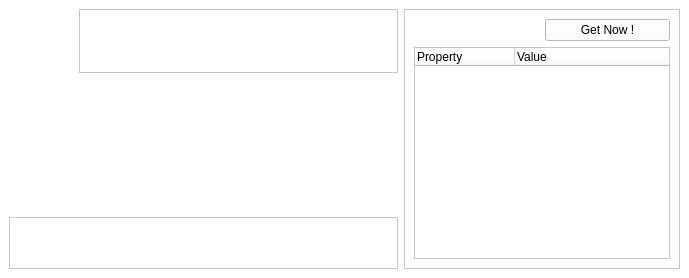
Above: rezals/detail/rzxitem.ui from Fruneau/qRezix before the change. Below: the same form after it.
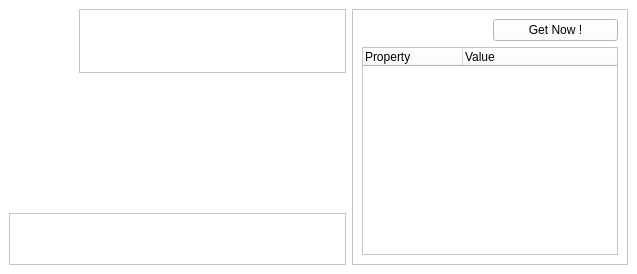
That is the form after the change.

Commit message: Ajout d'une icÃŽne imprimante au dÃ©tail... (si il manque des infos, c'est plus vraiment detail :p)

Diff of the .ui file:
```diff
--- a/rezals/detail/rzxitem.ui
+++ b/rezals/detail/rzxitem.ui
@@ -8,8 +8,8 @@
    <rect>
     <x>0</x>
     <y>0</y>
-    <width>689</width>
-    <height>278</height>
+    <width>637</width>
+    <height>274</height>
    </rect>
   </property>
   <property name="sizePolicy" >
@@ -307,6 +307,493 @@
    <property name="spacing" >
     <number>6</number>
    </property>
+   <item row="3" column="0" >
+    <spacer>
+     <property name="orientation" >
+      <enum>Qt::Vertical</enum>
+     </property>
+     <property name="sizeHint" >
+      <size>
+       <width>20</width>
+       <height>16</height>
+      </size>
+     </property>
+    </spacer>
+   </item>
+   <item row="1" column="0" >
+    <spacer>
+     <property name="orientation" >
+      <enum>Qt::Vertical</enum>
+     </property>
+     <property name="sizeHint" >
+      <size>
+       <width>20</width>
+       <height>16</height>
+      </size>
+     </property>
+    </spacer>
+   </item>
+   <item row="2" column="0" >
+    <layout class="QGridLayout" >
+     <property name="margin" >
+      <number>0</number>
+     </property>
+     <property name="spacing" >
+      <number>6</number>
+     </property>
+     <item rowspan="3" row="0" column="0" >
+      <layout class="QVBoxLayout" >
+       <property name="margin" >
+        <number>0</number>
+       </property>
+       <property name="spacing" >
+        <number>6</number>
+       </property>
+       <item>
+        <widget class="QLabel" name="lblHttp" >
+         <property name="sizePolicy" >
+          <sizepolicy>
+           <hsizetype>0</hsizetype>
+           <vsizetype>0</vsizetype>
+           <horstretch>0</horstretch>
+           <verstretch>0</verstretch>
+          </sizepolicy>
+         </property>
+         <property name="minimumSize" >
+          <size>
+           <width>32</width>
+           <height>32</height>
+          </size>
+         </property>
+         <property name="maximumSize" >
+          <size>
+           <width>32</width>
+           <height>32</height>
+          </size>
+         </property>
+         <property name="text" >
+          <string/>
+         </property>
+        </widget>
+       </item>
+       <item>
+        <widget class="QLabel" name="lblNews" >
+         <property name="sizePolicy" >
+          <sizepolicy>
+           <hsizetype>0</hsizetype>
+           <vsizetype>0</vsizetype>
+           <horstretch>0</horstretch>
+           <verstretch>0</verstretch>
+          </sizepolicy>
+         </property>
+         <property name="minimumSize" >
+          <size>
+           <width>32</width>
+           <height>32</height>
+          </size>
+         </property>
+         <property name="maximumSize" >
+          <size>
+           <width>32</width>
+           <height>32</height>
+          </size>
+         </property>
+         <property name="text" >
+          <string/>
+         </property>
+        </widget>
+       </item>
+       <item>
+        <widget class="QLabel" name="lblPrinter" >
+         <property name="sizePolicy" >
+          <sizepolicy>
+           <hsizetype>0</hsizetype>
+           <vsizetype>0</vsizetype>
+           <horstretch>0</horstretch>
+           <verstretch>0</verstretch>
+          </sizepolicy>
+         </property>
+         <property name="minimumSize" >
+          <size>
+           <width>32</width>
+           <height>32</height>
+          </size>
+         </property>
+         <property name="maximumSize" >
+          <size>
+           <width>32</width>
+           <height>32</height>
+          </size>
+         </property>
+         <property name="text" >
+          <string/>
+         </property>
+        </widget>
+       </item>
+      </layout>
+     </item>
+     <item row="1" column="1" >
+      <layout class="QVBoxLayout" >
+       <property name="margin" >
+        <number>0</number>
+       </property>
+       <property name="spacing" >
+        <number>6</number>
+       </property>
+       <item>
+        <widget class="QLabel" name="lblFtp" >
+         <property name="sizePolicy" >
+          <sizepolicy>
+           <hsizetype>0</hsizetype>
+           <vsizetype>0</vsizetype>
+           <horstretch>0</horstretch>
+           <verstretch>0</verstretch>
+          </sizepolicy>
+         </property>
+         <property name="minimumSize" >
+          <size>
+           <width>32</width>
+           <height>32</height>
+          </size>
+         </property>
+         <property name="maximumSize" >
+          <size>
+           <width>32</width>
+           <height>32</height>
+          </size>
+         </property>
+         <property name="text" >
+          <string/>
+         </property>
+        </widget>
+       </item>
+       <item>
+        <widget class="QLabel" name="lblSamba" >
+         <property name="sizePolicy" >
+          <sizepolicy>
+           <hsizetype>0</hsizetype>
+           <vsizetype>0</vsizetype>
+           <horstretch>0</horstretch>
+           <verstretch>0</verstretch>
+          </sizepolicy>
+         </property>
+         <property name="minimumSize" >
+          <size>
+           <width>32</width>
+           <height>32</height>
+          </size>
+         </property>
+         <property name="maximumSize" >
+          <size>
+           <width>32</width>
+           <height>32</height>
+          </size>
+         </property>
+         <property name="text" >
+          <string/>
+         </property>
+        </widget>
+       </item>
+      </layout>
+     </item>
+     <item row="2" column="1" >
+      <spacer>
+       <property name="orientation" >
+        <enum>Qt::Vertical</enum>
+       </property>
+       <property name="sizeHint" >
+        <size>
+         <width>20</width>
+         <height>16</height>
+        </size>
+       </property>
+      </spacer>
+     </item>
+     <item row="0" column="1" >
+      <spacer>
+       <property name="orientation" >
+        <enum>Qt::Vertical</enum>
+       </property>
+       <property name="sizeHint" >
+        <size>
+         <width>20</width>
+         <height>16</height>
+        </size>
+       </property>
+      </spacer>
+     </item>
+    </layout>
+   </item>
+   <item rowspan="3" row="1" column="1" >
+    <widget class="QLabel" name="lblComment" >
+     <property name="sizePolicy" >
+      <sizepolicy>
+       <hsizetype>7</hsizetype>
+       <vsizetype>7</vsizetype>
+       <horstretch>0</horstretch>
+       <verstretch>0</verstretch>
+      </sizepolicy>
+     </property>
+     <property name="minimumSize" >
+      <size>
+       <width>0</width>
+       <height>64</height>
+      </size>
+     </property>
+     <property name="text" >
+      <string/>
+     </property>
+     <property name="textFormat" >
+      <enum>Qt::PlainText</enum>
+     </property>
+     <property name="wordWrap" >
+      <bool>true</bool>
+     </property>
+    </widget>
+   </item>
+   <item rowspan="5" row="0" column="2" >
+    <widget class="QFrame" name="frmProp" >
+     <property name="sizePolicy" >
+      <sizepolicy>
+       <hsizetype>5</hsizetype>
+       <vsizetype>7</vsizetype>
+       <horstretch>0</horstretch>
+       <verstretch>0</verstretch>
+      </sizepolicy>
+     </property>
+     <property name="frameShape" >
+      <enum>QFrame::StyledPanel</enum>
+     </property>
+     <property name="frameShadow" >
+      <enum>QFrame::Raised</enum>
+     </property>
+     <layout class="QGridLayout" >
+      <property name="margin" >
+       <number>9</number>
+      </property>
+      <property name="spacing" >
+       <number>6</number>
+      </property>
+      <item row="1" column="0" colspan="2" >
+       <widget class="QTreeWidget" name="propsView" >
+        <property name="sizePolicy" >
+         <sizepolicy>
+          <hsizetype>7</hsizetype>
+          <vsizetype>7</vsizetype>
+          <horstretch>0</horstretch>
+          <verstretch>0</verstretch>
+         </sizepolicy>
+        </property>
+        <property name="minimumSize" >
+         <size>
+          <width>0</width>
+          <height>128</height>
+         </size>
+        </property>
+        <property name="maximumSize" >
+         <size>
+          <width>300</width>
+          <height>16777215</height>
+         </size>
+        </property>
+        <property name="baseSize" >
+         <size>
+          <width>300</width>
+          <height>128</height>
+         </size>
+        </property>
+        <property name="alternatingRowColors" >
+         <bool>true</bool>
+        </property>
+        <property name="rootIsDecorated" >
+         <bool>false</bool>
+        </property>
+        <property name="uniformRowHeights" >
+         <bool>true</bool>
+        </property>
+        <property name="itemsExpandable" >
+         <bool>false</bool>
+        </property>
+        <property name="columnCount" >
+         <number>2</number>
+        </property>
+        <column>
+         <property name="text" >
+          <string>Property</string>
+         </property>
+        </column>
+        <column>
+         <property name="text" >
+          <string>Value</string>
+         </property>
+        </column>
+       </widget>
+      </item>
+      <item row="0" column="1" >
+       <widget class="QPushButton" name="btnProperties" >
+        <property name="text" >
+         <string>Get Now !</string>
+        </property>
+       </widget>
+      </item>
+      <item row="0" column="0" >
+       <widget class="QLabel" name="lblDate" >
+        <property name="text" >
+         <string/>
+        </property>
+        <property name="buddy" >
+         <cstring>btnProperties</cstring>
+        </property>
+       </widget>
+      </item>
+     </layout>
+    </widget>
+   </item>
+   <item row="4" column="0" colspan="2" >
+    <widget class="QFrame" name="frmDetails" >
+     <property name="sizePolicy" >
+      <sizepolicy>
+       <hsizetype>5</hsizetype>
+       <vsizetype>0</vsizetype>
+       <horstretch>0</horstretch>
+       <verstretch>0</verstretch>
+      </sizepolicy>
+     </property>
+     <property name="frameShape" >
+      <enum>QFrame::StyledPanel</enum>
+     </property>
+     <property name="frameShadow" >
+      <enum>QFrame::Raised</enum>
+     </property>
+     <layout class="QHBoxLayout" >
+      <property name="margin" >
+       <number>8</number>
+      </property>
+      <property name="spacing" >
+       <number>6</number>
+      </property>
+      <item>
+       <widget class="QLabel" name="lblStateIcon" >
+        <property name="sizePolicy" >
+         <sizepolicy>
+          <hsizetype>0</hsizetype>
+          <vsizetype>0</vsizetype>
+          <horstretch>0</horstretch>
+          <verstretch>0</verstretch>
+         </sizepolicy>
+        </property>
+        <property name="minimumSize" >
+         <size>
+          <width>32</width>
+          <height>32</height>
+         </size>
+        </property>
+        <property name="maximumSize" >
+         <size>
+          <width>32</width>
+          <height>32</height>
+         </size>
+        </property>
+        <property name="text" >
+         <string/>
+        </property>
+       </widget>
+      </item>
+      <item>
+       <widget class="QLabel" name="lblState" >
+        <property name="text" >
+         <string/>
+        </property>
+       </widget>
+      </item>
+      <item>
+       <widget class="QLabel" name="lblOS" >
+        <property name="sizePolicy" >
+         <sizepolicy>
+          <hsizetype>0</hsizetype>
+          <vsizetype>0</vsizetype>
+          <horstretch>0</horstretch>
+          <verstretch>0</verstretch>
+         </sizepolicy>
+        </property>
+        <property name="minimumSize" >
+         <size>
+          <width>32</width>
+          <height>32</height>
+         </size>
+        </property>
+        <property name="maximumSize" >
+         <size>
+          <width>32</width>
+          <height>32</height>
+         </size>
+        </property>
+        <property name="text" >
+         <string/>
+        </property>
+       </widget>
+      </item>
+      <item>
+       <widget class="QLabel" name="lblClient" >
+        <property name="text" >
+         <string/>
+        </property>
+       </widget>
+      </item>
+      <item>
+       <widget class="QLabel" name="lblPromo" >
+        <property name="sizePolicy" >
+         <sizepolicy>
+          <hsizetype>0</hsizetype>
+          <vsizetype>0</vsizetype>
+          <horstretch>0</horstretch>
+          <verstretch>0</verstretch>
+         </sizepolicy>
+        </property>
+        <property name="minimumSize" >
+         <size>
+          <width>32</width>
+          <height>32</height>
+         </size>
+        </property>
+        <property name="maximumSize" >
+         <size>
+          <width>32</width>
+          <height>32</height>
+         </size>
+        </property>
+        <property name="text" >
+         <string/>
+        </property>
+       </widget>
+      </item>
+      <item>
+       <layout class="QVBoxLayout" >
+        <property name="margin" >
+         <number>0</number>
+        </property>
+        <property name="spacing" >
+         <number>6</number>
+        </property>
+        <item>
+         <widget class="QLabel" name="lblRezal" >
+          <property name="text" >
+           <string/>
+          </property>
+         </widget>
+        </item>
+        <item>
+         <widget class="QLabel" name="lblIP" >
+          <property name="text" >
+           <string/>
+          </property>
+         </widget>
+        </item>
+       </layout>
+      </item>
+     </layout>
+    </widget>
+   </item>
    <item row="0" column="0" colspan="2" >
     <layout class="QHBoxLayout" >
      <property name="margin" >
@@ -407,420 +894,6 @@
      </item>
     </layout>
    </item>
-   <item row="4" column="0" colspan="2" >
-    <widget class="QFrame" name="frmDetails" >
-     <property name="sizePolicy" >
-      <sizepolicy>
-       <hsizetype>5</hsizetype>
-       <vsizetype>0</vsizetype>
-       <horstretch>0</horstretch>
-       <verstretch>0</verstretch>
-      </sizepolicy>
-     </property>
-     <property name="frameShape" >
-      <enum>QFrame::StyledPanel</enum>
-     </property>
-     <property name="frameShadow" >
-      <enum>QFrame::Raised</enum>
-     </property>
-     <layout class="QHBoxLayout" >
-      <property name="margin" >
-       <number>8</number>
-      </property>
-      <property name="spacing" >
-       <number>6</number>
-      </property>
-      <item>
-       <widget class="QLabel" name="lblStateIcon" >
-        <property name="sizePolicy" >
-         <sizepolicy>
-          <hsizetype>0</hsizetype>
-          <vsizetype>0</vsizetype>
-          <horstretch>0</horstretch>
-          <verstretch>0</verstretch>
-         </sizepolicy>
-        </property>
-        <property name="minimumSize" >
-         <size>
-          <width>32</width>
-          <height>32</height>
-         </size>
-        </property>
-        <property name="maximumSize" >
-         <size>
-          <width>32</width>
-          <height>32</height>
-         </size>
-        </property>
-        <property name="text" >
-         <string/>
-        </property>
-       </widget>
-      </item>
-      <item>
-       <widget class="QLabel" name="lblState" >
-        <property name="text" >
-         <string/>
-        </property>
-       </widget>
-      </item>
-      <item>
-       <widget class="QLabel" name="lblOS" >
-        <property name="sizePolicy" >
-         <sizepolicy>
-          <hsizetype>0</hsizetype>
-          <vsizetype>0</vsizetype>
-          <horstretch>0</horstretch>
-          <verstretch>0</verstretch>
-         </sizepolicy>
-        </property>
-        <property name="minimumSize" >
-         <size>
-          <width>32</width>
-          <height>32</height>
-         </size>
-        </property>
-        <property name="maximumSize" >
-         <size>
-          <width>32</width>
-          <height>32</height>
-         </size>
-        </property>
-        <property name="text" >
-         <string/>
-        </property>
-       </widget>
-      </item>
-      <item>
-       <widget class="QLabel" name="lblClient" >
-        <property name="text" >
-         <string/>
-        </property>
-       </widget>
-      </item>
-      <item>
-       <widget class="QLabel" name="lblPromo" >
-        <property name="sizePolicy" >
-         <sizepolicy>
-          <hsizetype>0</hsizetype>
-          <vsizetype>0</vsizetype>
-          <horstretch>0</horstretch>
-          <verstretch>0</verstretch>
-         </sizepolicy>
-        </property>
-        <property name="minimumSize" >
-         <size>
-          <width>32</width>
-          <height>32</height>
-         </size>
-        </property>
-        <property name="maximumSize" >
-         <size>
-          <width>32</width>
-          <height>32</height>
-         </size>
-        </property>
-        <property name="text" >
-         <string/>
-        </property>
-       </widget>
-      </item>
-      <item>
-       <layout class="QVBoxLayout" >
-        <property name="margin" >
-         <number>0</number>
-        </property>
-        <property name="spacing" >
-         <number>6</number>
-        </property>
-        <item>
-         <widget class="QLabel" name="lblRezal" >
-          <property name="text" >
-           <string/>
-          </property>
-         </widget>
-        </item>
-        <item>
-         <widget class="QLabel" name="lblIP" >
-          <property name="text" >
-           <string/>
-          </property>
-         </widget>
-        </item>
-       </layout>
-      </item>
-     </layout>
-    </widget>
-   </item>
-   <item rowspan="5" row="0" column="2" >
-    <widget class="QFrame" name="frmProp" >
-     <property name="sizePolicy" >
-      <sizepolicy>
-       <hsizetype>5</hsizetype>
-       <vsizetype>7</vsizetype>
-       <horstretch>0</horstretch>
-       <verstretch>0</verstretch>
-      </sizepolicy>
-     </property>
-     <property name="frameShape" >
-      <enum>QFrame::StyledPanel</enum>
-     </property>
-     <property name="frameShadow" >
-      <enum>QFrame::Raised</enum>
-     </property>
-     <layout class="QGridLayout" >
-      <property name="margin" >
-       <number>9</number>
-      </property>
-      <property name="spacing" >
-       <number>6</number>
-      </property>
-      <item row="1" column="0" colspan="2" >
-       <widget class="QTreeWidget" name="propsView" >
-        <property name="sizePolicy" >
-         <sizepolicy>
-          <hsizetype>7</hsizetype>
-          <vsizetype>7</vsizetype>
-          <horstretch>0</horstretch>
-          <verstretch>0</verstretch>
-         </sizepolicy>
-        </property>
-        <property name="minimumSize" >
-         <size>
-          <width>0</width>
-          <height>128</height>
-         </size>
-        </property>
-        <property name="maximumSize" >
-         <size>
-          <width>300</width>
-          <height>16777215</height>
-         </size>
-        </property>
-        <property name="baseSize" >
-         <size>
-          <width>300</width>
-          <height>128</height>
-         </size>
-        </property>
-        <property name="alternatingRowColors" >
-         <bool>true</bool>
-        </property>
-        <property name="rootIsDecorated" >
-         <bool>false</bool>
-        </property>
-        <property name="uniformRowHeights" >
-         <bool>true</bool>
-        </property>
-        <property name="itemsExpandable" >
-         <bool>false</bool>
-        </property>
-        <property name="columnCount" >
-         <number>2</number>
-        </property>
-        <column>
-         <property name="text" >
-          <string>Property</string>
-         </property>
-        </column>
-        <column>
-         <property name="text" >
-          <string>Value</string>
-         </property>
-        </column>
-       </widget>
-      </item>
-      <item row="0" column="1" >
-       <widget class="QPushButton" name="btnProperties" >
-        <property name="text" >
-         <string>Get Now !</string>
-        </property>
-       </widget>
-      </item>
-      <item row="0" column="0" >
-       <widget class="QLabel" name="lblDate" >
-        <property name="text" >
-         <string/>
-        </property>
-        <property name="buddy" >
-         <cstring>btnProperties</cstring>
-        </property>
-       </widget>
-      </item>
-     </layout>
-    </widget>
-   </item>
-   <item rowspan="3" row="1" column="1" >
-    <widget class="QLabel" name="lblComment" >
-     <property name="sizePolicy" >
-      <sizepolicy>
-       <hsizetype>7</hsizetype>
-       <vsizetype>7</vsizetype>
-       <horstretch>0</horstretch>
-       <verstretch>0</verstretch>
-      </sizepolicy>
-     </property>
-     <property name="minimumSize" >
-      <size>
-       <width>0</width>
-       <height>64</height>
-      </size>
-     </property>
-     <property name="text" >
-      <string/>
-     </property>
-     <property name="textFormat" >
-      <enum>Qt::PlainText</enum>
-     </property>
-     <property name="wordWrap" >
-      <bool>true</bool>
-     </property>
-    </widget>
-   </item>
-   <item row="1" column="0" >
-    <spacer>
-     <property name="orientation" >
-      <enum>Qt::Vertical</enum>
-     </property>
-     <property name="sizeHint" >
-      <size>
-       <width>20</width>
-       <height>16</height>
-      </size>
-     </property>
-    </spacer>
-   </item>
-   <item row="2" column="0" >
-    <layout class="QGridLayout" >
-     <property name="margin" >
-      <number>0</number>
-     </property>
-     <property name="spacing" >
-      <number>6</number>
-     </property>
-     <item row="0" column="1" >
-      <widget class="QLabel" name="lblFtp" >
-       <property name="sizePolicy" >
-        <sizepolicy>
-         <hsizetype>0</hsizetype>
-         <vsizetype>0</vsizetype>
-         <horstretch>0</horstretch>
-         <verstretch>0</verstretch>
-        </sizepolicy>
-       </property>
-       <property name="minimumSize" >
-        <size>
-         <width>32</width>
-         <height>32</height>
-        </size>
-       </property>
-       <property name="maximumSize" >
-        <size>
-         <width>32</width>
-         <height>32</height>
-        </size>
-       </property>
-       <property name="text" >
-        <string/>
-       </property>
-      </widget>
-     </item>
-     <item row="1" column="1" >
-      <widget class="QLabel" name="lblSamba" >
-       <property name="sizePolicy" >
-        <sizepolicy>
-         <hsizetype>0</hsizetype>
-         <vsizetype>0</vsizetype>
-         <horstretch>0</horstretch>
-         <verstretch>0</verstretch>
-        </sizepolicy>
-       </property>
-       <property name="minimumSize" >
-        <size>
-         <width>32</width>
-         <height>32</height>
-        </size>
-       </property>
-       <property name="maximumSize" >
-        <size>
-         <width>32</width>
-         <height>32</height>
-        </size>
-       </property>
-       <property name="text" >
-        <string/>
-       </property>
-      </widget>
-     </item>
-     <item row="1" column="0" >
-      <widget class="QLabel" name="lblNews" >
-       <property name="sizePolicy" >
-        <sizepolicy>
-         <hsizetype>0</hsizetype>
-         <vsizetype>0</vsizetype>
-         <horstretch>0</horstretch>
-         <verstretch>0</verstretch>
-        </sizepolicy>
-       </property>
-       <property name="minimumSize" >
-        <size>
-         <width>32</width>
-         <height>32</height>
-        </size>
-       </property>
-       <property name="maximumSize" >
-        <size>
-         <width>32</width>
-         <height>32</height>
-        </size>
-       </property>
-       <property name="text" >
-        <string/>
-       </property>
-      </widget>
-     </item>
-     <item row="0" column="0" >
-      <widget class="QLabel" name="lblHttp" >
-       <property name="sizePolicy" >
-        <sizepolicy>
-         <hsizetype>0</hsizetype>
-         <vsizetype>0</vsizetype>
-         <horstretch>0</horstretch>
-         <verstretch>0</verstretch>
-        </sizepolicy>
-       </property>
-       <property name="minimumSize" >
-        <size>
-         <width>32</width>
-         <height>32</height>
-        </size>
-       </property>
-       <property name="maximumSize" >
-        <size>
-         <width>32</width>
-         <height>32</height>
-        </size>
-       </property>
-       <property name="text" >
-        <string/>
-       </property>
-      </widget>
-     </item>
-    </layout>
-   </item>
-   <item row="3" column="0" >
-    <spacer>
-     <property name="orientation" >
-      <enum>Qt::Vertical</enum>
-     </property>
-     <property name="sizeHint" >
-      <size>
-       <width>20</width>
-       <height>16</height>
-      </size>
-     </property>
-    </spacer>
-   </item>
   </layout>
  </widget>
  <layoutdefault spacing="6" margin="0" />
```
The commit also changes 1 other file.
